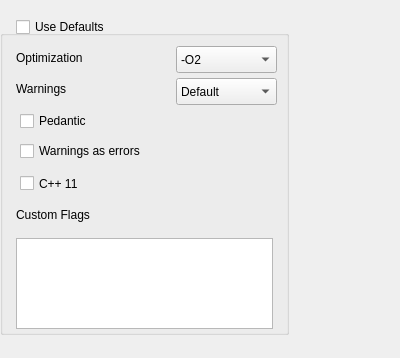
First picture: the form in uis/compile_settings.ui, repository amirgeva/coide, before the edit.
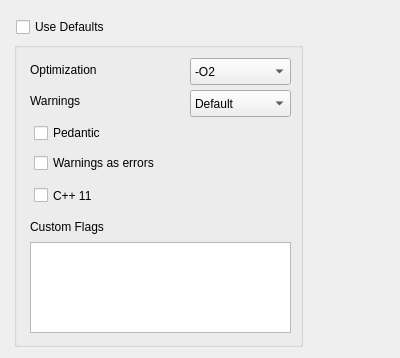
Second picture: the form after the edit.

Diff of the .ui file:
```diff
--- a/uis/compile_settings.ui
+++ b/uis/compile_settings.ui
@@ -16,8 +16,8 @@
   <widget class="QLabel" name="label">
    <property name="geometry">
     <rect>
-     <x>16</x>
-     <y>48</y>
+     <x>30</x>
+     <y>60</y>
      <width>101</width>
      <height>20</height>
     </rect>
@@ -42,8 +42,8 @@
   <widget class="QLabel" name="label_2">
    <property name="geometry">
     <rect>
-     <x>16</x>
-     <y>80</y>
+     <x>30</x>
+     <y>92</y>
      <width>81</width>
      <height>17</height>
     </rect>
@@ -55,8 +55,8 @@
   <widget class="QGroupBox" name="settingsGroup">
    <property name="geometry">
     <rect>
-     <x>0</x>
-     <y>30</y>
+     <x>14</x>
+     <y>42</y>
      <width>289</width>
      <height>305</height>
     </rect>
@@ -154,8 +154,8 @@
     <property name="geometry">
      <rect>
       <x>16</x>
-      <y>208</y>
-      <width>257</width>
+      <y>200</y>
+      <width>261</width>
       <height>91</height>
      </rect>
     </property>
```
